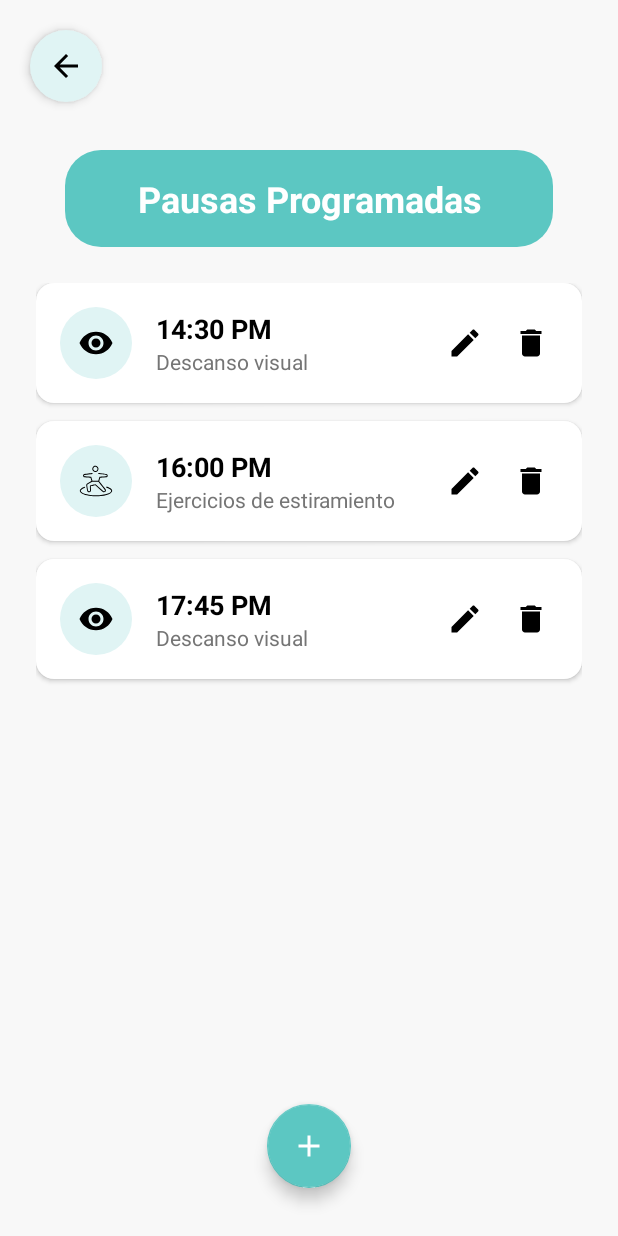
After one commit to EdisonJA98/DSM_Proyecto_UniBalance, an Android app: the ListaPausasProgramadasActivity screen opened directly, with no data from a screen before it, on a phone screen of 412 x 824 dp. The commit adds this screen. Run offline under Robolectric (Android 15) with nearby library versions, the phone set to English and light mode, and no system bars.

Commit message:
Programar pausa activa - Navegacion reformulada en una sola pantalla. faltaria que aparezca en forma de notificacion y rediriga al menu o a la pausa activa programada.

```diff
--- /dev/null
+++ b/app/src/main/java/prueba/scheduler/ListaPausasProgramadasActivity.kt
@@ -0,0 +1,122 @@
+package com.example.dsmproyecto.ui.activebreak.scheduler
+
+import android.content.Intent
+import android.os.Bundle
+import android.view.LayoutInflater
+import android.view.View
+import android.widget.ImageButton
+import android.widget.ImageView
+import android.widget.LinearLayout
+import android.widget.TextView
+import android.widget.Toast
+import androidx.appcompat.app.AppCompatActivity
+import com.example.dsmproyecto.R
+
+class ListaPausasProgramadasActivity : AppCompatActivity() {
+
+    // Modelo de datos simple para nuestras pruebas
+    data class AlarmaPausa(
+        val id: Int,
+        val hora: String,
+        val tipo: String, // "VISUAL", "ESTIRAMIENTO"
+        val descripcion: String
+    )
+
+    // Lista simulada de alarmas (en el futuro vendrá de una Base de Datos)
+    private val listaAlarmas = arrayListOf(
+        AlarmaPausa(1, "14:30 PM", "VISUAL", "Descanso visual"),
+        AlarmaPausa(2, "16:00 PM", "ESTIRAMIENTO", "Ejercicios de estiramiento"),
+        AlarmaPausa(3, "17:45 PM", "VISUAL", "Descanso visual")
+    )
+
+    private lateinit var containerItems: LinearLayout
+    private lateinit var layoutEmptyState: LinearLayout
+    private lateinit var scrollContainer: View
+
+    override fun onCreate(savedInstanceState: Bundle?) {
+        super.onCreate(savedInstanceState)
+        setContentView(R.layout.activity_lista_pausas_programadas)
+
+        // Referencias UI
+        containerItems = findViewById(R.id.ll_lista_items)
+        layoutEmptyState = findViewById(R.id.layout_empty_state)
+        scrollContainer = findViewById(R.id.scroll_container)
+
+        // 1. Botón Retroceso
+        findViewById<View>(R.id.btn_back).setOnClickListener { finish() }
+
+        // 2. Botón Flotante (Agregar Nueva)
+        findViewById<View>(R.id.fab_add).setOnClickListener {
+            val intent = Intent(this, ProgramarTiempoActivity::class.java)
+            startActivity(intent)
+        }
+
+        // 3. Renderizar la lista
+        renderizarLista()
+    }
+
+    /**
+     * Dibuja la lista de alarmas o muestra el estado vacío.
+     */
+    private fun renderizarLista() {
+        // Limpiamos la vista antes de dibujar (por si llamamos a esta función al borrar)
+        containerItems.removeAllViews()
+
+        if (listaAlarmas.isEmpty()) {
+            // Mostrar estado vacío
+            layoutEmptyState.visibility = View.VISIBLE
+            scrollContainer.visibility = View.GONE
+        } else {
+            // Mostrar lista
+            layoutEmptyState.visibility = View.GONE
+            scrollContainer.visibility = View.VISIBLE
+
+            // Inflar un item por cada alarma
+            for (alarma in listaAlarmas) {
+                agregarItemAlarma(alarma)
+            }
+        }
+    }
+
+    /**
+     * Infla el layout 'item_pausa_programada' y configura sus datos.
+     */
+    private fun agregarItemAlarma(alarma: AlarmaPausa) {
+        // Inflamos el XML del item
+        val inflater = LayoutInflater.from(this)
+        val itemView = inflater.inflate(R.layout.item_pausa_programada, containerItems, false)
+
+        // Referencias dentro del item
+        val tvHora = itemView.findViewById<TextView>(R.id.tv_hora_programada)
+        val tvTipo = itemView.findViewById<TextView>(R.id.tv_tipo_pausa)
+        val ivIcono = itemView.findViewById<ImageView>(R.id.iv_pausa_icon)
+        val btnEdit = itemView.findViewById<ImageButton>(R.id.btn_edit)
+        val btnDelete = itemView.findViewById<ImageButton>(R.id.btn_delete)
+
+        // Asignar datos
+        tvHora.text = alarma.hora
+        tvTipo.text = alarma.descripcion
+
+        if (alarma.tipo == "VISUAL") {
+            ivIcono.setImageResource(R.drawable.ic_eye)
+        } else {
+            ivIcono.setImageResource(R.drawable.ic_stretch)
+        }
+
+        // Configurar Botones de Acción
+        btnEdit.setOnClickListener {
+            Toast.makeText(this, "Editar alarma de las ${alarma.hora}", Toast.LENGTH_SHORT).show()
+            // Aquí abrirías ProgramarTiempoActivity con los datos pre-cargados
+        }
+
+        btnDelete.setOnClickListener {
+            // Simular eliminación: Borrar de la lista y redibujar
+            listaAlarmas.remove(alarma)
+            renderizarLista() // Actualiza la UI (si queda vacía, muestra el estado vacío)
+            Toast.makeText(this, "Alarma eliminada", Toast.LENGTH_SHORT).show()
+        }
+
+        // Añadir la vista inflada al contenedor vertical
+        containerItems.addView(itemView)
+    }
+}
--- /dev/null
+++ b/app/src/main/res/drawable/ic_pausaactiva_addnew.xml
@@ -0,0 +1,5 @@
+<vector android:height="24dp" android:tint="#000000"
+    android:viewportHeight="24" android:viewportWidth="24"
+    android:width="24dp" xmlns:android="http://schemas.android.com/apk/res/android">
+    <path android:fillColor="@android:color/white" android:pathData="M19,13h-6v6h-2v-6H5v-2h6V5h2v6h6v2z"/>
+</vector>
--- /dev/null
+++ b/app/src/main/res/drawable/ic_pausaactiva_alarma_off.xml
@@ -0,0 +1,5 @@
+<vector android:height="24dp" android:tint="#000000"
+    android:viewportHeight="24" android:viewportWidth="24"
+    android:width="24dp" xmlns:android="http://schemas.android.com/apk/res/android">
+    <path android:fillColor="@android:color/white" android:pathData="M12,6c3.87,0 7,3.13 7,7 0,0.84 -0.16,1.65 -0.43,2.4l1.52,1.52c0.58,-1.19 0.91,-2.51 0.91,-3.92 0,-4.97 -4.03,-9 -9,-9 -1.41,0 -2.73,0.33 -3.92,0.91L9.6,6.43C10.35,6.16 11.16,6 12,6zM22,5.72l-4.6,-3.86 -1.29,1.53 4.6,3.86L22,5.72zM2.92,2.29L1.65,3.57 2.98,4.9l-1.11,0.93 1.42,1.42 1.11,-0.94 0.8,0.8C3.83,8.69 3,10.75 3,13c0,4.97 4.02,9 9,9 2.25,0 4.31,-0.83 5.89,-2.2l2.2,2.2 1.27,-1.27L3.89,3.27l-0.97,-0.98zM16.47,18.39C15.26,19.39 13.7,20 12,20c-3.87,0 -7,-3.13 -7,-7 0,-1.7 0.61,-3.26 1.61,-4.47l9.86,9.86zM8.02,3.28L6.6,1.86l-0.86,0.71 1.42,1.42 0.86,-0.71z"/>
+</vector>
--- /dev/null
+++ b/app/src/main/res/drawable/ic_pausaactiva_delete.xml
@@ -0,0 +1,10 @@
+<vector xmlns:android="http://schemas.android.com/apk/res/android"
+    android:width="24dp"
+    android:height="24dp"
+    android:viewportWidth="24"
+    android:viewportHeight="24"
+    android:tint="#000000">
+    <path
+        android:fillColor="@android:color/white"
+        android:pathData="M6,19c0,1.1 0.9,2 2,2h8c1.1,0 2,-0.9 2,-2V7H6v12zM19,4h-3.5l-1,-1h-5l-1,1H5v2h14V4z"/>
+</vector>
--- /dev/null
+++ b/app/src/main/res/drawable/ic_pausaactiva_edit.xml
@@ -0,0 +1,10 @@
+<vector xmlns:android="http://schemas.android.com/apk/res/android"
+    android:width="24dp"
+    android:height="24dp"
+    android:viewportWidth="24"
+    android:viewportHeight="24"
+    android:tint="#000000">
+    <path
+        android:fillColor="@android:color/white"
+        android:pathData="M3,17.25V21h3.75L17.81,9.94l-3.75,-3.75L3,17.25zM20.71,7.04c0.39,-0.39 0.39,-1.02 0,-1.41l-2.34,-2.34c-0.39,-0.39 -1.02,-0.39 -1.41,0l-1.83,1.83 3.75,3.75 1.83,-1.83z"/>
+</vector>
--- /dev/null
+++ b/app/src/main/res/layout/activity_lista_pausas_programadas.xml
@@ -0,0 +1,108 @@
+<?xml version="1.0" encoding="utf-8"?>
+<androidx.constraintlayout.widget.ConstraintLayout
+    xmlns:android="http://schemas.android.com/apk/res/android"
+    xmlns:app="http://schemas.android.com/apk/res-auto"
+    xmlns:tools="http://schemas.android.com/tools"
+    android:layout_width="match_parent"
+    android:layout_height="match_parent"
+    android:background="@color/color_fondo_general">
+
+    <!-- Cabecera -->
+    <ImageButton
+        android:id="@+id/btn_back"
+        android:layout_width="48dp"
+        android:layout_height="48dp"
+        android:layout_marginStart="20dp"
+        android:layout_marginTop="20dp"
+        android:background="@drawable/bg_icon_circle"
+        android:elevation="4dp"
+        android:src="@drawable/ic_arrow_back"
+        app:layout_constraintStart_toStartOf="parent"
+        app:layout_constraintTop_toTopOf="parent"
+        app:tint="@color/black"
+        tools:ignore="SpeakableTextPresentCheck" />
+
+    <!-- 💡 CAMBIO 1: Título en una línea y burbuja más ancha -->
+    <TextView
+        android:id="@+id/tv_title"
+        android:layout_width="wrap_content"
+        android:layout_height="wrap_content"
+        android:layout_marginTop="32dp"
+        android:paddingHorizontal="48dp"
+        android:text="Pausas Programadas"
+        android:textSize="24sp"
+        android:textStyle="bold"
+        android:textColor="@color/white"
+        android:gravity="center"
+        android:background="@drawable/bg_rounded_header"
+        app:layout_constraintEnd_toEndOf="parent"
+        app:layout_constraintStart_toStartOf="parent"
+        app:layout_constraintTop_toBottomOf="@+id/btn_back" />
+
+    <!-- ESTADO VACÍO (Visible si no hay items) -->
+    <LinearLayout
+        android:id="@+id/layout_empty_state"
+        android:layout_width="match_parent"
+        android:layout_height="wrap_content"
+        android:orientation="vertical"
+        android:gravity="center"
+        android:visibility="gone"
+        app:layout_constraintTop_toTopOf="parent"
+        app:layout_constraintBottom_toBottomOf="parent">
+
+        <ImageView
+            android:layout_width="100dp"
+            android:layout_height="100dp"
+            android:src="@drawable/ic_pausaactiva_alarma_off"
+            app:tint="@color/gray_subtitle"/>
+
+        <TextView
+            android:layout_width="wrap_content"
+            android:layout_height="wrap_content"
+            android:layout_marginTop="16dp"
+            android:text="No tienes pausas programadas"
+            android:textSize="16sp"
+            android:textColor="@color/gray_subtitle"/>
+
+    </LinearLayout>
+
+    <!-- LISTA CON SCROLL (Visible si hay items) -->
+    <ScrollView
+        android:id="@+id/scroll_container"
+        android:layout_width="match_parent"
+        android:layout_height="0dp"
+        android:layout_marginTop="24dp"
+        android:paddingHorizontal="24dp"
+        android:clipToPadding="false"
+        app:layout_constraintTop_toBottomOf="@+id/tv_title"
+        app:layout_constraintBottom_toBottomOf="parent">
+
+        <LinearLayout
+            android:id="@+id/ll_lista_items"
+            android:layout_width="match_parent"
+            android:layout_height="wrap_content"
+            android:orientation="vertical"
+            android:paddingBottom="100dp"> <!-- Padding extra para que el FAB no tape el último item -->
+
+            <!-- Ejemplo estático para visualizar -->
+            <include layout="@layout/item_pausa_programada"/>
+            <include layout="@layout/item_pausa_programada"/>
+
+        </LinearLayout>
+    </ScrollView>
+
+    <!-- 💡 CAMBIO 2: Botón Flotante Centrado en la parte inferior -->
+    <com.google.android.material.floatingactionbutton.FloatingActionButton
+        android:id="@+id/fab_add"
+        android:layout_width="wrap_content"
+        android:layout_height="wrap_content"
+        android:layout_marginBottom="32dp"
+        android:src="@drawable/ic_pausaactiva_addnew"
+        android:contentDescription="Agregar pausa"
+        app:backgroundTint="@color/color_accent_primary"
+        app:tint="@color/white"
+        app:layout_constraintStart_toStartOf="parent"
+        app:layout_constraintEnd_toEndOf="parent"
+        app:layout_constraintBottom_toBottomOf="parent" />
+
+</androidx.constraintlayout.widget.ConstraintLayout>
--- /dev/null
+++ b/app/src/main/res/layout/item_pausa_programada.xml
@@ -0,0 +1,80 @@
+<?xml version="1.0" encoding="utf-8"?>
+<LinearLayout
+    xmlns:android="http://schemas.android.com/apk/res/android"
+    android:layout_width="match_parent"
+    android:layout_height="wrap_content"
+    android:orientation="horizontal"
+    android:padding="16dp"
+    android:layout_marginBottom="12dp"
+    android:background="@drawable/bg_option_white_rounded"
+    android:gravity="center_vertical"
+    android:elevation="2dp">
+
+    <!-- Icono del Tipo de Pausa -->
+    <FrameLayout
+        android:layout_width="48dp"
+        android:layout_height="48dp"
+        android:layout_marginEnd="16dp"
+        android:background="@drawable/bg_icon_circle">
+
+        <ImageView
+            android:id="@+id/iv_pausa_icon"
+            android:layout_width="24dp"
+            android:layout_height="24dp"
+            android:layout_gravity="center"
+            android:src="@drawable/ic_eye"
+            android:contentDescription="Tipo de pausa" />
+    </FrameLayout>
+
+    <!-- Información (Hora y Tipo) -->
+    <LinearLayout
+        android:layout_width="0dp"
+        android:layout_height="wrap_content"
+        android:layout_weight="1"
+        android:orientation="vertical">
+
+        <TextView
+            android:id="@+id/tv_hora_programada"
+            android:layout_width="wrap_content"
+            android:layout_height="wrap_content"
+            android:text="14:30 PM"
+            android:textSize="18sp"
+            android:textStyle="bold"
+            android:textColor="@color/black" />
+
+        <TextView
+            android:id="@+id/tv_tipo_pausa"
+            android:layout_width="wrap_content"
+            android:layout_height="wrap_content"
+            android:text="Descanso visual"
+            android:textSize="14sp"
+            android:textColor="@color/gray_subtitle" />
+    </LinearLayout>
+
+    <!-- Botones de Acción (Editar y Eliminar) -->
+    <LinearLayout
+        android:layout_width="wrap_content"
+        android:layout_height="wrap_content"
+        android:orientation="horizontal">
+
+        <!-- Botón Editar -->
+        <ImageButton
+            android:id="@+id/btn_edit"
+            android:layout_width="36dp"
+            android:layout_height="36dp"
+            android:layout_marginEnd="8dp"
+            android:background="?attr/selectableItemBackgroundBorderless"
+            android:src="@drawable/ic_pausaactiva_edit"
+            android:contentDescription="Editar" />
+
+        <!-- Botón Eliminar -->
+        <ImageButton
+            android:id="@+id/btn_delete"
+            android:layout_width="36dp"
+            android:layout_height="36dp"
+            android:background="?attr/selectableItemBackgroundBorderless"
+            android:src="@drawable/ic_pausaactiva_delete"
+            android:contentDescription="Eliminar" />
+    </LinearLayout>
+
+</LinearLayout>
```
Also changed, not shown: app/src/main/AndroidManifest.xml (+8 -0 lines), app/src/main/java/com/example/dsmproyecto/ui/activebreak/PausasActivasActivity.kt (+25 -9 lines), app/src/main/java/prueba/scheduler/AyudaProgramacionDialog.kt (added, +25 -0 lines), app/src/main/java/prueba/scheduler/ProgramarPausaCompletaActivity.kt (added, +87 -0 lines), app/src/main/res/drawable/bg_input_ppa_turquesa.xml (added, +15 -0 lines), app/src/main/res/layout/activity_pausas_activas.xml (+40 -11 lines), app/src/main/res/layout/activity_programar_pausa_completa.xml (added, +141 -0 lines), app/src/main/res/layout/dialog_help_pausaactiva_programacion.xml (added, +37 -0 lines).
